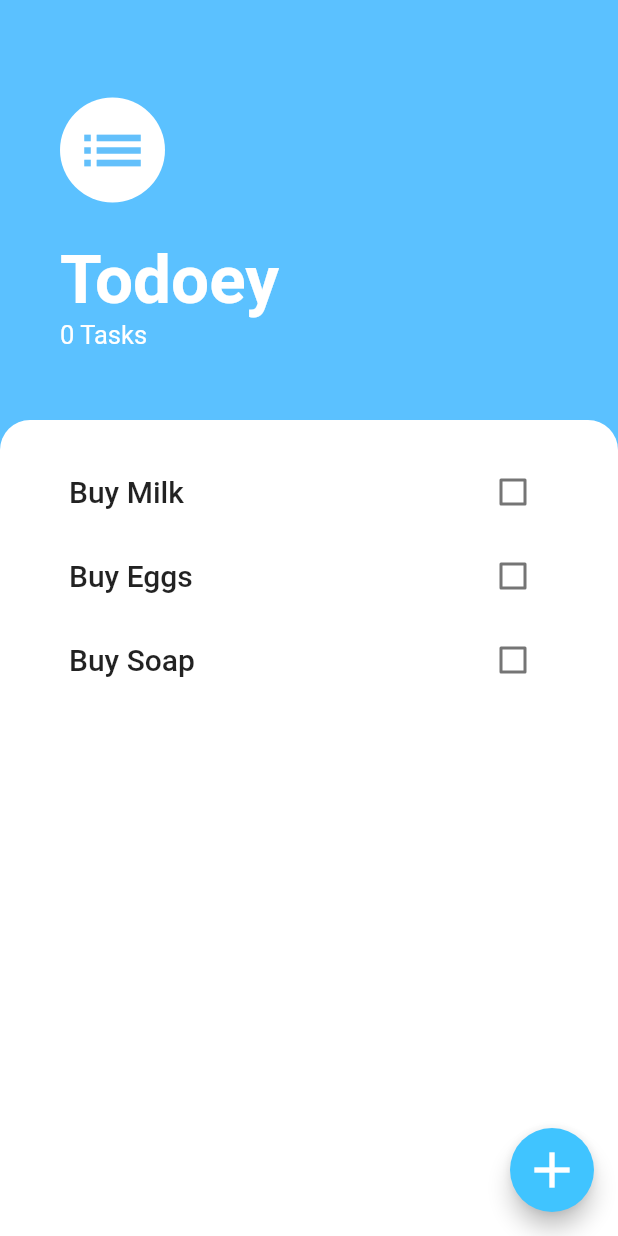
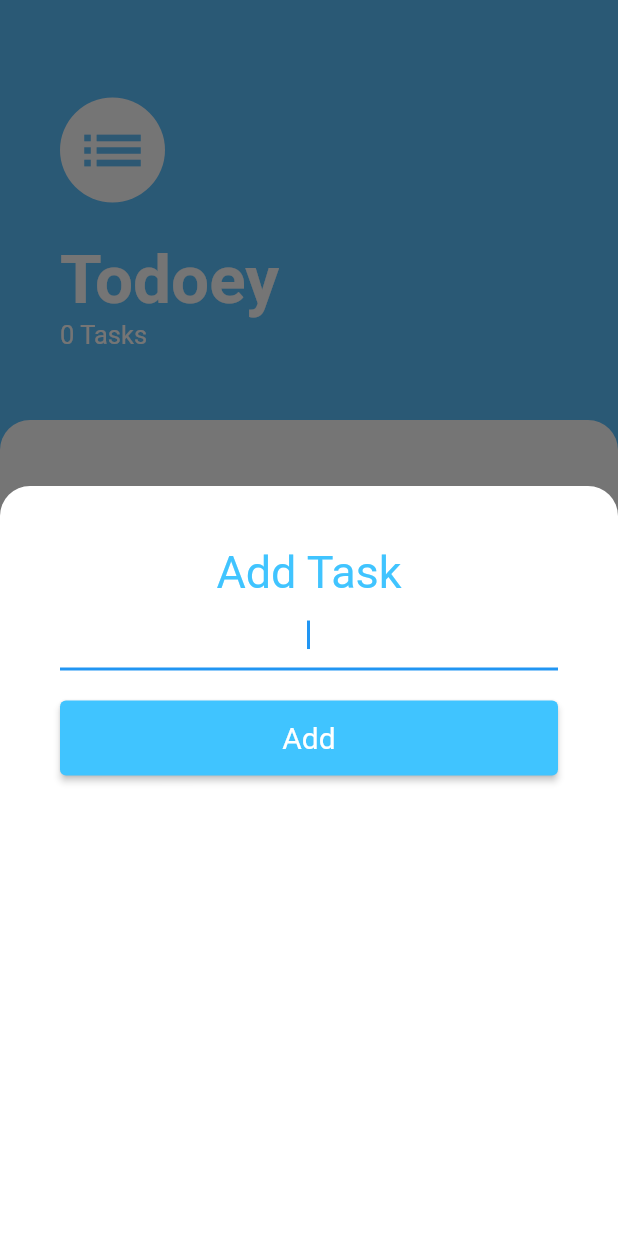
Before and after one commit to EdwinVanCleef/todo-app, a Flutter app: the screen it shows after launch, after a tap on the "add" icon, on a phone screen of 412 x 824 dp. Run offline on Flutter 3.47's test engine with Material 2 defaults, Android fonts, the phone set to English and light mode, and no system bars.

Commit message:
State Management

```diff
--- /dev/null
+++ b/lib/components/bottom_sheet.dart
@@ -0,0 +1,77 @@
+// ignore_for_file: prefer_const_constructors
+
+import 'package:flutter/material.dart';
+import 'package:todoey/constants.dart';
+
+class BuildBottomSheet extends StatefulWidget {
+  const BuildBottomSheet({Key? key}) : super(key: key);
+
+  @override
+  State<BuildBottomSheet> createState() => _BuildBottomSheetState();
+}
+
+class _BuildBottomSheetState extends State<BuildBottomSheet> {
+  String _newTask = '';
+
+  @override
+  Widget build(BuildContext context) {
+    return Container(
+      color: Color(0xFF757575),
+      child: Container(
+        decoration: BoxDecoration(
+          color: Colors.white,
+          borderRadius: BorderRadius.only(
+            topLeft: Radius.circular(20.0),
+            topRight: Radius.circular(20.0),
+          ),
+        ),
+        height: 500.0,
+        child: Padding(
+          padding: const EdgeInsets.all(40.0),
+          child: Column(
+            children: [
+              Text(
+                'Add Task',
+                style: kInputTextStyle,
+              ),
+              Padding(
+                padding: const EdgeInsets.only(
+                  bottom: 20.0,
+                ),
+                child: TextField(
+                  textAlign: TextAlign.center,
+                  autofocus: true,
+                  decoration: kInputDecorationStyle,
+                  onChanged: (value) {
+                    _newTask = value;
+                  },
+                ),
+              ),
+              SizedBox(
+                height: 50.0,
+                width: double.infinity,
+                child: ElevatedButton(
+                  onPressed: () {
+                    Navigator.pop(context, _newTask);
+                  },
+                  child: Text('Add'),
+                  style: ButtonStyle(
+                    backgroundColor:
+                        MaterialStateProperty.resolveWith<Color>((states) {
+                      return Colors.lightBlueAccent;
+                    }),
+                    textStyle: MaterialStateProperty.resolveWith((states) {
+                      return TextStyle(
+                        fontSize: 20.0,
+                      );
+                    }),
+                  ),
+                ),
+              ),
+            ],
+          ),
+        ),
+      ),
+    );
+  }
+}
--- a/lib/components/task_list.dart
+++ b/lib/components/task_list.dart
@@ -1,17 +1,31 @@
 import 'package:flutter/material.dart';
 import 'package:todoey/components/task_row.dart';
+import 'package:todoey/model/task.dart';
 
-class TaskList extends StatelessWidget {
-  const TaskList({Key? key}) : super(key: key);
+class TaskList extends StatefulWidget {
+  const TaskList({Key? key, required this.taskList}) : super(key: key);
+
+  final List<Task> taskList;
 
   @override
+  State<TaskList> createState() => _TaskListState();
+}
+
+class _TaskListState extends State<TaskList> {
+  @override
   Widget build(BuildContext context) {
-    return ListView(
-      children: const [
-        TaskRow(taskName: 'Buy Milk'),
-        TaskRow(taskName: 'Buy Eggs'),
-        TaskRow(taskName: 'Buy Soap'),
-      ],
+    return ListView.builder(
+      itemBuilder: (context, index) {
+        return TaskRow(
+            taskName: widget.taskList[index].taskName,
+            isChecked: widget.taskList[index].isDone,
+            checkboxCallBack: (value) {
+              setState(() {
+                widget.taskList[index].ToggleDone();
+              });
+            });
+      },
+      itemCount: widget.taskList.length,
     );
   }
 }
--- a/lib/constants.dart
+++ b/lib/constants.dart
@@ -15,3 +15,17 @@ const kTaskTextStyle = TextStyle(
   fontSize: 20.0,
   fontWeight: FontWeight.w500,
 );
+
+const kInputTextStyle = TextStyle(
+  fontSize: 30.0,
+  color: Colors.lightBlueAccent,
+);
+
+const kInputDecorationStyle = InputDecoration(
+  enabledBorder: UnderlineInputBorder(
+    borderSide: BorderSide(
+      color: Colors.lightBlueAccent,
+      width: 3.0,
+    ),
+  ),
+);
--- /dev/null
+++ b/lib/model/task.dart
@@ -0,0 +1,12 @@
+// ignore_for_file: non_constant_identifier_names
+
+class Task {
+  final String taskName;
+  bool isDone;
+
+  Task({required this.taskName, this.isDone = false});
+
+  void ToggleDone() {
+    isDone = !isDone;
+  }
+}
--- a/lib/screens/task_screen.dart
+++ b/lib/screens/task_screen.dart
@@ -1,18 +1,49 @@
 // ignore_for_file: prefer_const_constructors, prefer_const_literals_to_create_immutables
 
 import 'package:flutter/material.dart';
+import 'package:todoey/components/bottom_sheet.dart';
 import 'package:todoey/components/task_list.dart';
 import 'package:todoey/constants.dart';
+import 'package:todoey/model/task.dart';
 
-class TaskScreen extends StatelessWidget {
+class TaskScreen extends StatefulWidget {
   const TaskScreen({Key? key}) : super(key: key);
+
+  @override
+  State<TaskScreen> createState() => _TaskScreenState();
+}
+
+class _TaskScreenState extends State<TaskScreen> {
+  Widget buildBottomSheet(BuildContext context) {
+    return BuildBottomSheet();
+  }
+
+  List<Task> taskList = [];
+  int taskCount = 0;
 
   @override
   Widget build(BuildContext context) {
     return Scaffold(
       floatingActionButton: FloatingActionButton(
         backgroundColor: Colors.lightBlueAccent,
-        onPressed: () {},
+        onPressed: () {
+          showModalBottomSheet(
+            isScrollControlled: true,
+            context: context,
+            builder: buildBottomSheet,
+          ).then((value) {
+            setState(() {
+              taskList.add(
+                Task(
+                  taskName: value,
+                  isDone: false,
+                ),
+              );
+
+              taskCount = taskList.length;
+            });
+          });
+        },
         child: Icon(
           Icons.add,
           size: 40.0,
@@ -47,7 +78,7 @@ class TaskScreen extends StatelessWidget {
                         style: kTitleTextStyle,
                       ),
                       Text(
-                        '0 Tasks',
+                        '$taskCount Tasks',
                         style: kNumberOfTasksStyle,
                       ),
                     ],
@@ -74,7 +105,9 @@ class TaskScreen extends StatelessWidget {
                   horizontal: 30.0,
                   vertical: 20.0,
                 ),
-                child: TaskList(),
+                child: TaskList(
+                  taskList: taskList,
+                ),
               ),
             ),
           ),
```
Also changed, not shown: lib/components/task_row.dart (+18 -5 lines).
